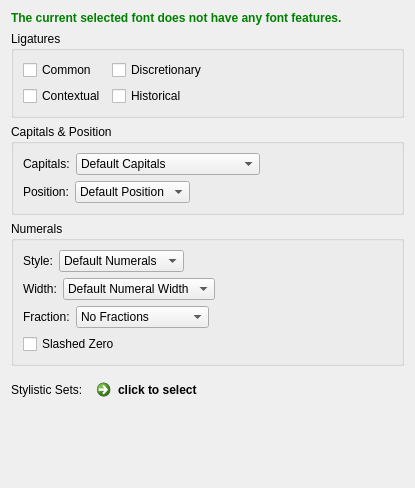
Qt form scribus/ui/smfontfeaturesbase.ui (scribusproject/scribus) before a commit.
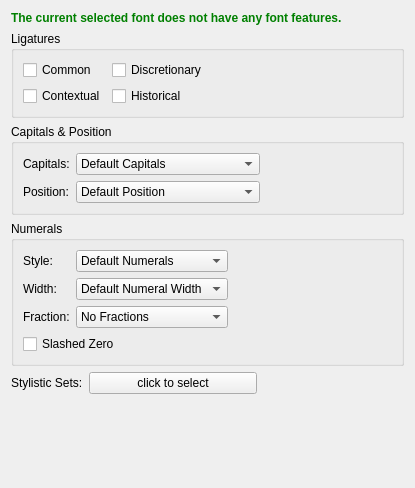
The same form after that commit.

Commit message: modify style manager's font features widget so that items in combo always appear in same order

What changed in the file:
```diff
--- a/scribus/ui/smfontfeaturesbase.ui
+++ b/scribus/ui/smfontfeaturesbase.ui
@@ -140,15 +140,8 @@
      </property>
      <layout class="QVBoxLayout" name="verticalLayout_3">
       <item>
-       <layout class="QHBoxLayout" name="horizontalLayout">
-        <item>
-         <widget class="QLabel" name="capitalsLabel">
-          <property name="text">
-           <string>Capitals:</string>
-          </property>
-         </widget>
-        </item>
-        <item>
+       <layout class="QGridLayout" name="gridLayout">
+        <item row="0" column="1">
          <widget class="QComboBox" name="capitalsComboBox">
           <item>
            <property name="text">
@@ -187,8 +180,15 @@
           </item>
          </widget>
         </item>
-        <item>
-         <spacer name="horizontalSpacer_4">
+        <item row="0" column="0">
+         <widget class="QLabel" name="capitalsLabel">
+          <property name="text">
+           <string>Capitals:</string>
+          </property>
+         </widget>
+        </item>
+        <item row="0" column="2">
+         <spacer name="capitalsSpacer">
           <property name="orientation">
            <enum>Qt::Horizontal</enum>
           </property>
@@ -200,18 +200,14 @@
           </property>
          </spacer>
         </item>
-       </layout>
-      </item>
-      <item>
-       <layout class="QHBoxLayout" name="horizontalLayout_2">
-        <item>
+        <item row="1" column="0">
          <widget class="QLabel" name="positionLabel">
           <property name="text">
            <string>Position:</string>
           </property>
          </widget>
         </item>
-        <item>
+        <item row="1" column="1">
          <widget class="QComboBox" name="positionComboBox">
           <item>
            <property name="text">
@@ -235,8 +231,8 @@
           </item>
          </widget>
         </item>
-        <item>
-         <spacer name="horizontalSpacer_5">
+        <item row="1" column="2">
+         <spacer name="positionSpacer">
           <property name="orientation">
            <enum>Qt::Horizontal</enum>
           </property>
@@ -266,15 +262,8 @@
      </property>
      <layout class="QVBoxLayout" name="verticalLayout">
       <item>
-       <layout class="QHBoxLayout" name="horizontalLayout_3">
-        <item>
-         <widget class="QLabel" name="styleLabel">
-          <property name="text">
-           <string>Style:</string>
-          </property>
-         </widget>
-        </item>
-        <item>
+       <layout class="QGridLayout" name="gridLayout_2">
+        <item row="0" column="1">
          <widget class="QComboBox" name="numeralComboBox">
           <item>
            <property name="text">
@@ -293,8 +282,8 @@
           </item>
          </widget>
         </item>
-        <item>
-         <spacer name="horizontalSpacer">
+        <item row="0" column="2">
+         <spacer name="numeralSpacer">
           <property name="orientation">
            <enum>Qt::Horizontal</enum>
           </property>
@@ -306,18 +295,34 @@
           </property>
          </spacer>
         </item>
-       </layout>
-      </item>
-      <item>
-       <layout class="QHBoxLayout" name="horizontalLayout_4">
-        <item>
+        <item row="0" column="0">
+         <widget class="QLabel" name="styleLabel">
+          <property name="text">
+           <string>Style:</string>
+          </property>
+         </widget>
+        </item>
+        <item row="1" column="0">
          <widget class="QLabel" name="widthLabel">
           <property name="text">
            <string>Width:</string>
           </property>
          </widget>
         </item>
-        <item>
+        <item row="1" column="2">
+         <spacer name="widthSpacer">
+          <property name="orientation">
+           <enum>Qt::Horizontal</enum>
+          </property>
+          <property name="sizeHint" stdset="0">
+           <size>
+            <width>40</width>
+            <height>20</height>
+           </size>
+          </property>
+         </spacer>
+        </item>
+        <item row="1" column="1">
          <widget class="QComboBox" name="widthComboBox">
           <item>
            <property name="text">
@@ -336,31 +341,14 @@
           </item>
          </widget>
         </item>
-        <item>
-         <spacer name="horizontalSpacer_2">
-          <property name="orientation">
-           <enum>Qt::Horizontal</enum>
-          </property>
-          <property name="sizeHint" stdset="0">
-           <size>
-            <width>40</width>
-            <height>20</height>
-           </size>
-          </property>
-         </spacer>
-        </item>
-       </layout>
-      </item>
-      <item>
-       <layout class="QHBoxLayout" name="horizontalLayout_5">
-        <item>
+        <item row="2" column="0">
          <widget class="QLabel" name="fractionLabel">
           <property name="text">
            <string>Fraction:</string>
           </property>
          </widget>
         </item>
-        <item>
+        <item row="2" column="1">
          <widget class="QComboBox" name="fractionComboBox">
           <item>
            <property name="text">
@@ -379,8 +367,8 @@
           </item>
          </widget>
         </item>
-        <item>
-         <spacer name="horizontalSpacer_3">
+        <item row="2" column="2">
+         <spacer name="fractionSpacer">
           <property name="orientation">
            <enum>Qt::Horizontal</enum>
           </property>
@@ -420,7 +408,7 @@
       </widget>
      </item>
      <item>
-      <widget class="QCommandLinkButton" name="commandLinkButton">
+      <widget class="QPushButton" name="stylisticSetsButton">
        <property name="sizePolicy">
         <sizepolicy hsizetype="Preferred" vsizetype="Preferred">
          <horstretch>0</horstretch>
```
Left out of the diff: 2 changed lines with no effect on the pictures. The commit also changes 9 other files.
